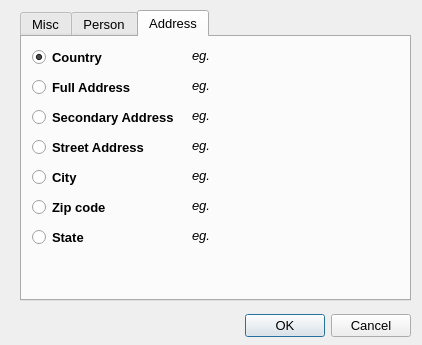
Qt form resources/ui/faker_dialog.ui (namuan/http-rider) before a commit.
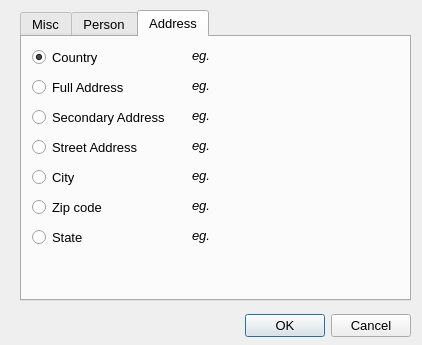
The same form after that commit. The open tabs and pages were chosen to show the change.

Commit message: Remove custom font for dialog

```diff
--- a/resources/ui/faker_dialog.ui
+++ b/resources/ui/faker_dialog.ui
@@ -517,12 +517,6 @@
        <height>20</height>
       </rect>
      </property>
-     <property name="font">
-      <font>
-       <weight>75</weight>
-       <bold>true</bold>
-      </font>
-     </property>
      <property name="text">
       <string>Full Address</string>
      </property>
@@ -539,12 +533,6 @@
        <height>20</height>
       </rect>
      </property>
-     <property name="font">
-      <font>
-       <weight>75</weight>
-       <bold>true</bold>
-      </font>
-     </property>
      <property name="text">
       <string>Secondary Address</string>
      </property>
@@ -579,12 +567,6 @@
        <height>20</height>
       </rect>
      </property>
-     <property name="font">
-      <font>
-       <weight>75</weight>
-       <bold>true</bold>
-      </font>
-     </property>
      <property name="text">
       <string>Street Address</string>
      </property>
@@ -637,12 +619,6 @@
        <height>20</height>
       </rect>
      </property>
-     <property name="font">
-      <font>
-       <weight>75</weight>
-       <bold>true</bold>
-      </font>
-     </property>
      <property name="text">
       <string>City</string>
      </property>
@@ -659,12 +635,6 @@
        <height>20</height>
       </rect>
      </property>
-     <property name="font">
-      <font>
-       <weight>75</weight>
-       <bold>true</bold>
-      </font>
-     </property>
      <property name="text">
       <string>Zip code</string>
      </property>
@@ -717,12 +687,6 @@
        <height>20</height>
       </rect>
      </property>
-     <property name="font">
-      <font>
-       <weight>75</weight>
-       <bold>true</bold>
-      </font>
-     </property>
      <property name="text">
       <string>State</string>
      </property>
@@ -739,12 +703,6 @@
        <height>20</height>
       </rect>
      </property>
-     <property name="font">
-      <font>
-       <weight>75</weight>
-       <bold>true</bold>
-      </font>
-     </property>
      <property name="text">
       <string>Country</string>
      </property>
```
Left out of the diff: 48 changed lines with no effect on the pictures. The commit also changes 1 other file.
